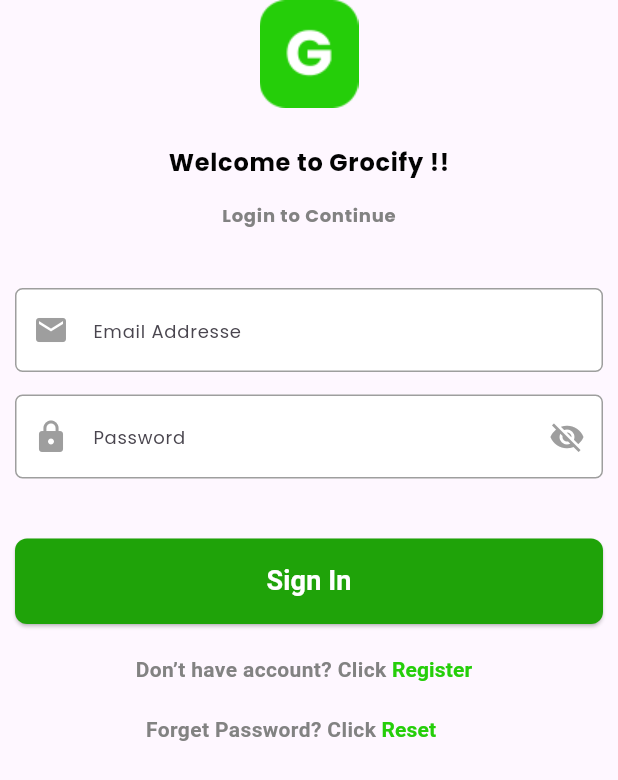
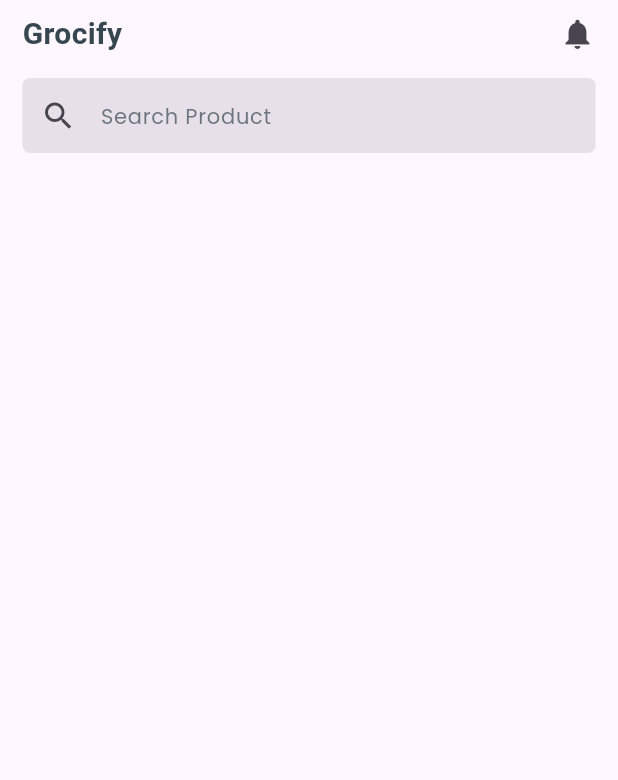
Before and after one commit to OmarMahmoud-alam/supermarket, a Flutter app: the screen it shows after launch, on a phone screen of 412 x 824 dp. Shown: the top 780 px of the screen. Run offline on Flutter 3.47's test engine with Material 3 defaults, Android fonts, the phone set to English and light mode, and no system bars; our stand-ins replace carousel_slider, dio, gap, get, google_fonts, otp_text_field and 1 more.

```diff
--- a/lib/main.dart
+++ b/lib/main.dart
@@ -2,6 +2,7 @@ import 'package:flutter/material.dart';
 import 'package:get/get.dart';
 import 'package:supermarket/common/utils/dio_helper.dart';
 import 'package:supermarket/common/utils/shered_helper.dart';
+import 'package:supermarket/view/home/home.dart';
 import 'package:supermarket/view/login_register/login.dart';
 
 void main() async {
@@ -23,7 +24,7 @@ class MyApp extends StatelessWidget {
         colorScheme: ColorScheme.fromSeed(seedColor: Colors.deepPurple),
         useMaterial3: true,
       ),
-      home: Login(),
+      home: const HomeView(),
     );
   }
 }
--- a/lib/theme/custom_text_style.dart
+++ b/lib/theme/custom_text_style.dart
@@ -20,10 +20,15 @@ class TextStyles {
     fontWeight: FontWeight.w100,
     color: TColor.headertext1.withOpacity(0.7),
   );
+  static const TextStyle textsemibold20 = TextStyle(
+    fontSize: 20,
+    fontWeight: FontWeight.bold,
+    color: TColor.headertext1,
+  );
   static const TextStyle textbold16 = TextStyle(
     fontSize: 16,
     fontWeight: FontWeight.bold,
-    color: Colors.black,
+    color: TColor.headertext1,
   );
 }
 
--- a/lib/theme/main_colors.dart
+++ b/lib/theme/main_colors.dart
@@ -3,6 +3,7 @@ import 'package:flutter/material.dart';
 class TColor {
   static const Color headertext1 = Color(0xff37474F);
   static const Color inputotpcolor = Color(0xfff0f1f2);
+  static const Color green401 = Color(0xff5EC401);
 
   static const Color primary = Color(0xff53B175);
   static const Color primarybutton = Color(0xff1fa309);
--- /dev/null
+++ b/lib/view/home/home.dart
@@ -0,0 +1,434 @@
+import 'package:flutter/material.dart';
+import 'package:gap/gap.dart';
+import 'package:get/get.dart';
+import 'package:supermarket/common/common_widget/cursol.dart';
+import 'package:supermarket/theme/custom_text_style.dart';
+import 'package:supermarket/theme/main_colors.dart';
+
+class HomeView extends StatelessWidget {
+  const HomeView({super.key});
+
+//imagecursl
+  @override
+  Widget build(BuildContext context) {
+    return Scaffold(
+      body: SafeArea(
+        child: CustomScrollView(
+          physics: const BouncingScrollPhysics(),
+          slivers: [
+            SliverAppBar(
+              toolbarHeight: 115,
+              floating: true,
+              flexibleSpace: Padding(
+                padding:
+                    const EdgeInsets.symmetric(horizontal: 15.0, vertical: 8),
+                child: Column(
+                  children: [
+                    Row(
+                      children: [
+                        const Text(
+                          'Grocify',
+                          style: TextStyles.textsemibold20,
+                        ),
+                        const Spacer(),
+                        IconButton(
+                            padding: EdgeInsets.zero,
+                            constraints:
+                                const BoxConstraints(), // override default min size of 48px
+                            style: const ButtonStyle(
+                              tapTargetSize: MaterialTapTargetSize
+                                  .shrinkWrap, // the '2023' part
+                            ),
+                            onPressed: () {},
+                            icon: const Icon(Icons.notifications))
+                      ],
+                    ),
+                    const Gap(15),
+                    SizedBox(
+                      height: 50,
+                      child: TextField(
+                        decoration: InputDecoration(
+                            border: OutlineInputBorder(
+                              borderSide: BorderSide.none,
+                              borderRadius: BorderRadius.circular(5.0),
+                            ),
+                            filled: true,
+                            //fillColor: TColor.,
+                            prefixIcon: const Icon(Icons.search),
+                            hintText: 'Search Product',
+                            hintStyle: TextStyles.textregular14),
+                      ),
+                    ),
+                  ],
+                ),
+              ),
+            ),
+            /* const SliverToBoxAdapter(
+                child: CarouslImages(
+                  imagesList: imagecursl,
+                ),
+              ),*/
+            /*    SliverToBoxAdapter(
+                  child: Padding(
+                padding: const EdgeInsets.all(8.0),
+                child: Text(
+                  'Category',
+                  style: safeGoogleFont(
+                    'Poppins',
+                    height: 1.5,
+                    fontSize: 14,
+                    letterSpacing: 0.5,
+                    fontWeight: FontWeight.w700,
+                    color: TColor.primary,
+                  ),
+                ),
+              )),
+              SliverToBoxAdapter(
+                child: SingleChildScrollView(
+                    scrollDirection: Axis.horizontal,
+                    physics: const BouncingScrollPhysics(),
+                    child: Row(
+                        children: categoryimage.map((e) {
+                      return Padding(
+                        padding: const EdgeInsets.symmetric(
+                            vertical: 5, horizontal: 15),
+                        child: Column(
+                          children: [
+                            InkWell(
+                              onTap: () {
+                                Get.to(() => const CategoryProductview());
+                              },
+                              child: CircleAvatar(
+                                radius: 40,
+                                backgroundImage: AssetImage(e),
+                              ),
+                            ),
+                            const SizedBox(height: 8),
+                            SizedBox(
+                              width: 65,
+                              child: Text(
+                                'Category Name ',
+                                textAlign: TextAlign.center,
+                                maxLines: 2,
+                                overflow: TextOverflow.ellipsis,
+                                style: safeGoogleFont(
+                                  'Poppins',
+                                  fontSize: 12,
+                                  letterSpacing: 0.5,
+                                  color: TColor.title3,
+                                ),
+                              ),
+                            )
+                          ],
+                        ),
+                      );
+                    }).toList())),
+              ),
+              SliverToBoxAdapter(
+                child: Padding(
+                  padding: const EdgeInsets.all(10.0),
+                  child: SizedBox(
+                    //  width: double.infinity,
+                    child: Image.asset(
+                      'assets/images/comm/b1.png',
+                      fit: BoxFit.cover,
+                    ),
+                  ),
+                ),
+              ),
+              SliverToBoxAdapter(
+                child: Padding(
+                  padding: const EdgeInsets.only(left: 15.0, top: 20),
+                  child: Text(
+                    'Flash Sale',
+                    style: safeGoogleFont(
+                      'Poppins',
+                      height: 1.5,
+                      fontSize: 14,
+                      letterSpacing: 0.5,
+                      fontWeight: FontWeight.bold,
+                      color: TColor.primary,
+                    ),
+                  ),
+                ),
+              ),
+              SliverToBoxAdapter(
+                child: SingleChildScrollView(
+                    scrollDirection: Axis.horizontal,
+                    physics: const BouncingScrollPhysics(),
+                    child: Row(
+                        children: productimages.map((e) {
+                      return Padding(
+                        padding: const EdgeInsets.symmetric(
+                            vertical: 5, horizontal: 15),
+                        child: Column(
+                          children: [
+                            SizedBox(
+                              width: 141,
+                              child: InkWell(
+                                onTap: () {
+                                  Get.to(() => const ProductdetialsView());
+                                },
+                                child: Stack(
+                                  children: [
+                                    Image.asset(
+                                      e,
+                                      width: 141,
+                                      height: 141,
+                                      fit: BoxFit.cover,
+                                    ),
+                                    Positioned(
+                                        top: 2,
+                                        left: 3,
+                                        child: IconButton(
+                                            padding: EdgeInsets.zero,
+                                            constraints:
+                                                const BoxConstraints(), // override default min size of 48px
+                                            style: const ButtonStyle(
+                                              tapTargetSize: MaterialTapTargetSize
+                                                  .shrinkWrap, // the '2023' part
+                                            ),
+                                            onPressed: () {},
+                                            icon: const Icon(
+                                              Icons.favorite_outline,
+                                              color: Colors.white,
+                                            )))
+                                  ],
+                                ),
+                              ),
+                            ),
+                            const Gap(7),
+                            SizedBox(
+                              width: 140,
+                              child: Text(
+                                'FS - Nike Air Max 270 React',
+                                //textAlign: TextAlign.center,
+                                maxLines: 2,
+                                overflow: TextOverflow.ellipsis,
+                                style: safeGoogleFont(
+                                  'Poppins',
+                                  fontSize: 12,
+                                  fontWeight: FontWeight.bold,
+                                  letterSpacing: 0.5,
+                                  color: TColor.textTittle,
+                                ),
+                              ),
+                            ),
+                            const Gap(7),
+                            SizedBox(
+                              width: 140,
+                              child: Text(
+                                "\$299,43",
+                                //textAlign: TextAlign.center,
+                                maxLines: 1,
+                                overflow: TextOverflow.ellipsis,
+                                style: safeGoogleFont(
+                                  'Poppins',
+                                  fontSize: 12,
+                                  fontWeight: FontWeight.bold,
+                                  letterSpacing: 0.5,
+                                  color: TColor.title3,
+                                ),
+                              ),
+                            ),
+                            const Gap(7),
+                            SizedBox(
+                              width: 141,
+                              child: Row(
+                                crossAxisAlignment: CrossAxisAlignment.start,
+                                children: [
+                                  Text(
+                                    "\$534,33",
+                                    //textAlign: TextAlign.center,
+                                    maxLines: 1,
+                                    overflow: TextOverflow.ellipsis,
+                                    style: safeGoogleFont(
+                                      'Poppins',
+                                      fontSize: 10,
+                                      fontWeight: FontWeight.normal,
+                                      decoration: TextDecoration.lineThrough,
+                                      letterSpacing: 0.5,
+                                      color: TColor.secondarytext,
+                                    ),
+                                  ),
+                                  const Gap(7),
+                                  Text(
+                                    "24% Off",
+                                    //textAlign: TextAlign.center,
+                                    maxLines: 1,
+                                    overflow: TextOverflow.ellipsis,
+                                    style: safeGoogleFont('Poppins',
+                                        fontSize: 10,
+                                        fontWeight: FontWeight.bold,
+                                        letterSpacing: 0.5,
+                                        color: TColor.bink,
+                                        height: 1.5),
+                                  ),
+                                ],
+                              ),
+                            )
+                          ],
+                        ),
+                      );
+                    }).toList())),
+              ),
+              SliverToBoxAdapter(
+                child: Padding(
+                  padding: const EdgeInsets.only(left: 15.0, top: 20),
+                  child: Text(
+                    'You May Like ',
+                    style: safeGoogleFont(
+                      'Poppins',
+                      height: 1.5,
+                      fontSize: 14,
+                      letterSpacing: 0.5,
+                      fontWeight: FontWeight.bold,
+                      color: TColor.title3,
+                    ),
+                  ),
+                ),
+              ),
+              SliverGrid(
+                gridDelegate: SliverGridDelegateWithFixedCrossAxisCount(
+                  crossAxisCount: 2,
+                  crossAxisSpacing: 0.0,
+                  mainAxisSpacing: 0.0,
+                  childAspectRatio: 0.82,
+                ),
+                delegate: SliverChildBuilderDelegate(
+                  (context, index) {
+                    return SizedBox(
+                      //height: 246,
+                      child: Padding(
+                        padding: const EdgeInsets.symmetric(
+                            vertical: 5, horizontal: 15),
+                        child: Column(
+                          children: [
+                            SizedBox(
+                              width: 141,
+                              // height: 240,
+                              child: Stack(
+                                children: [
+                                  InkWell(
+                                    onTap: () {
+                                      Get.to(() => const ProductdetialsView());
+                                    },
+                                    child: Image.asset(
+                                      productimages[index % productimages.length],
+                                      width: 141,
+                                      height: 141,
+                                      fit: BoxFit.cover,
+                                    ),
+                                  ),
+                                  Positioned(
+                                      top: 2,
+                                      left: 3,
+                                      child: IconButton(
+                                          padding: EdgeInsets.zero,
+                                          constraints:
+                                              const BoxConstraints(), // override default min size of 48px
+                                          style: const ButtonStyle(
+                                            tapTargetSize: MaterialTapTargetSize
+                                                .shrinkWrap, // the '2023' part
+                                          ),
+                                          onPressed: () {},
+                                          icon: const Icon(
+                                            Icons.favorite_outline,
+                                            color: Colors.white,
+                                          )))
+                                ],
+                              ),
+                            ),
+                            const Gap(7),
+                            SizedBox(
+                              width: 140,
+                              //  height: 50,
+                              child: Text(
+                                'FS - Nike Air Max 270 React',
+                                //textAlign: TextAlign.center,
+                                maxLines: 2,
+                                overflow: TextOverflow.ellipsis,
+                                style: safeGoogleFont(
+                                  'Poppins',
+                                  fontSize: 12,
+                                  fontWeight: FontWeight.bold,
+                                  letterSpacing: 0.5,
+                                  color: TColor.textTittle,
+                                ),
+                              ),
+                            ),
+                            const Gap(7),
+                            SizedBox(
+                              width: 140,
+                              child: Text(
+                                "\$299,43",
+                                //textAlign: TextAlign.center,
+                                maxLines: 1,
+                                overflow: TextOverflow.ellipsis,
+                                style: safeGoogleFont(
+                                  'Poppins',
+                                  fontSize: 12,
+                                  fontWeight: FontWeight.bold,
+                                  letterSpacing: 0.5,
+                                  color: TColor.title3,
+                                ),
+                              ),
+                            ),
+                            const Gap(7),
+                            index % 3 == 0
+                                ? SizedBox(
+                                    width: 141,
+                                    //height: 10,
+                                    child: Row(
+                                      crossAxisAlignment:
+                                          CrossAxisAlignment.start,
+                                      children: [
+                                        Text(
+                                          "\$534,33",
+                                          //textAlign: TextAlign.center,
+                                          maxLines: 1,
+                                          overflow: TextOverflow.ellipsis,
+                                          style: safeGoogleFont(
+                                            'Poppins',
+                                            fontSize: 10,
+                                            fontWeight: FontWeight.normal,
+                                            decoration:
+                                                TextDecoration.lineThrough,
+                                            letterSpacing: 0.5,
+                                            color: TColor.secondarytext,
+                                          ),
+                                        ),
+                                        const Gap(7),
+                                        Text(
+                                          "24% Off",
+                                          //textAlign: TextAlign.center,
+                                          maxLines: 1,
+                                          overflow: TextOverflow.ellipsis,
+                                          style: safeGoogleFont('Poppins',
+                                              fontSize: 10,
+                                              fontWeight: FontWeight.bold,
+                                              letterSpacing: 0.5,
+                                              color: TColor.bink,
+                                              height: 1.5),
+                                        ),
+                                      ],
+                                    ),
+                                  )
+                                : const SizedBox(
+                                    height: 10,
+                                  )
+                          ],
+                        ),
+                      ),
+                    );
+                  },
+                  childCount: productimages.length * 3,
+                ),
+              ),
+          */
+          ],
+        ),
+      ),
+    );
+  }
+}
--- a/pubspec.yaml
+++ b/pubspec.yaml
@@ -43,6 +43,7 @@ dependencies:
   cupertino_icons: ^1.0.2
   gap: ^3.0.1
   otp_text_field: ^1.1.3
+  carousel_slider: ^4.2.1
 
 
 dev_dependencies:
```
Also changed, not shown: lib/common/common_widget/cursol.dart (added, +74 -0 lines), lib/model/bannermodel.dart (added, +27 -0 lines), lib/model/categorymdel.dart (added, +27 -0 lines), lib/model/productmodel.dart (added, +54 -0 lines), lib/view/login_register/otpview.dart (+11 -15 lines), assest/svg/category.svg (added), assest/svg/dashboard.svg (added), assest/svg/home.svg (added), assest/svg/menu.svg (added), pubspec.lock.
